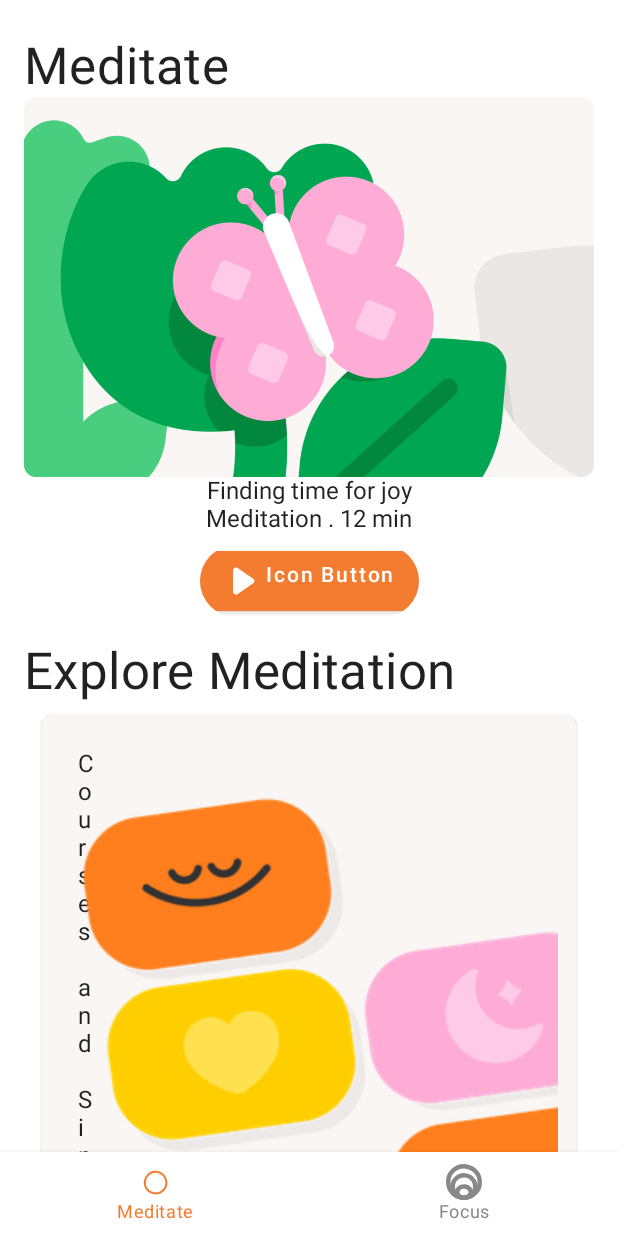
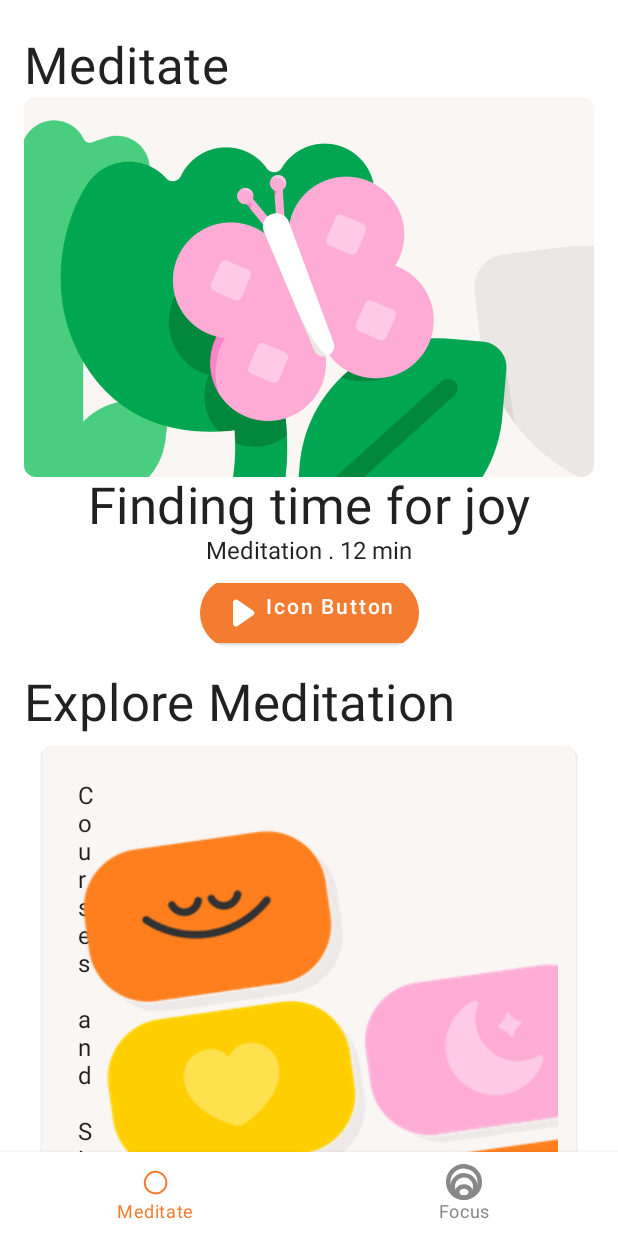
Before and after one commit to sharansalian/headspace, an Android app built with Jetpack Compose: the screen it shows after launch (MainActivity), on a phone screen of 412 x 824 dp. Run offline under Robolectric (Android 15) with nearby library versions, the phone set to English and light mode, and no system bars.

Commit message:
Add text style

```diff
--- a/app/src/main/java/io/sharan/headspace/ui/screens/Featured.kt
+++ b/app/src/main/java/io/sharan/headspace/ui/screens/Featured.kt
@@ -10,6 +10,7 @@ import androidx.compose.foundation.layout.padding
 import androidx.compose.foundation.shape.RoundedCornerShape
 import androidx.compose.material.Button
 import androidx.compose.material.Icon
+import androidx.compose.material.MaterialTheme
 import androidx.compose.material.Text
 import androidx.compose.runtime.Composable
 import androidx.compose.ui.Alignment
@@ -31,8 +32,8 @@ fun Featured(featuredContent: FeaturedContent) {
                     RoundedCornerShape(8.dp)
                 )
             )
-            Text(text = title)
-            Text(text = description)
+            Text(text = title, style = MaterialTheme.typography.h4)
+            Text(text = description, style = MaterialTheme.typography.body1)
             Button(
                 onClick = {},
                 modifier = Modifier
```
